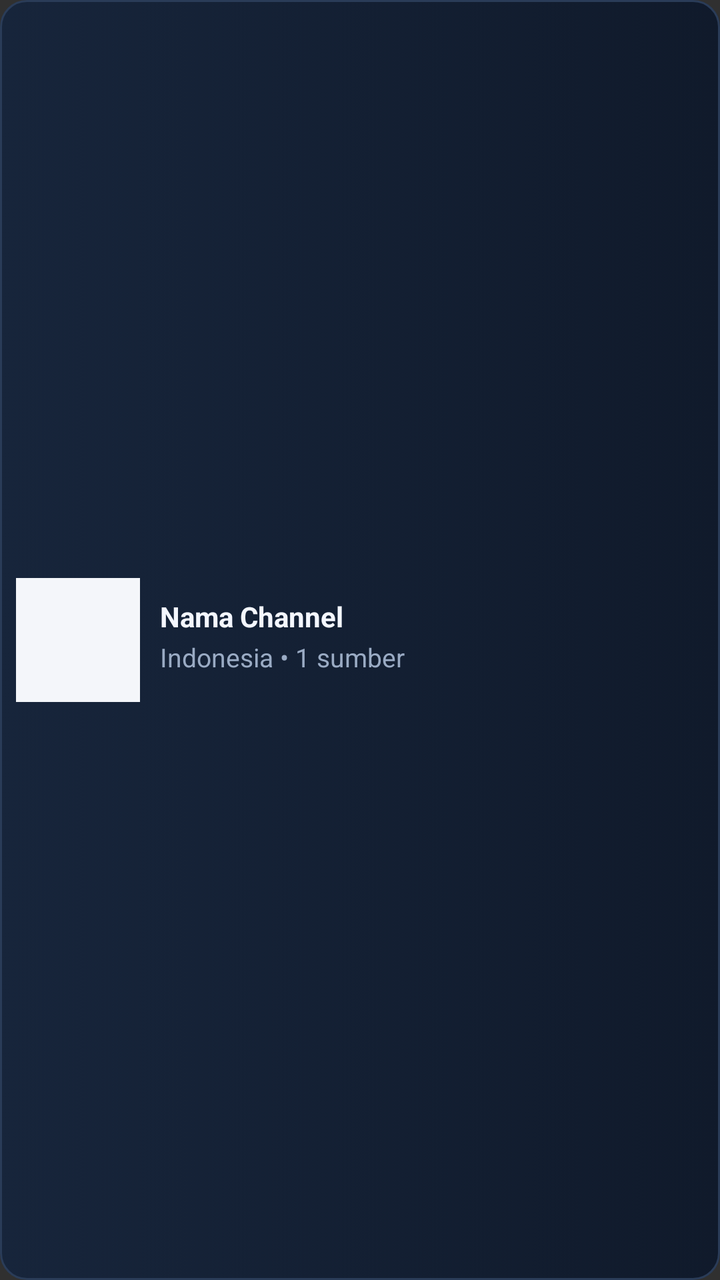
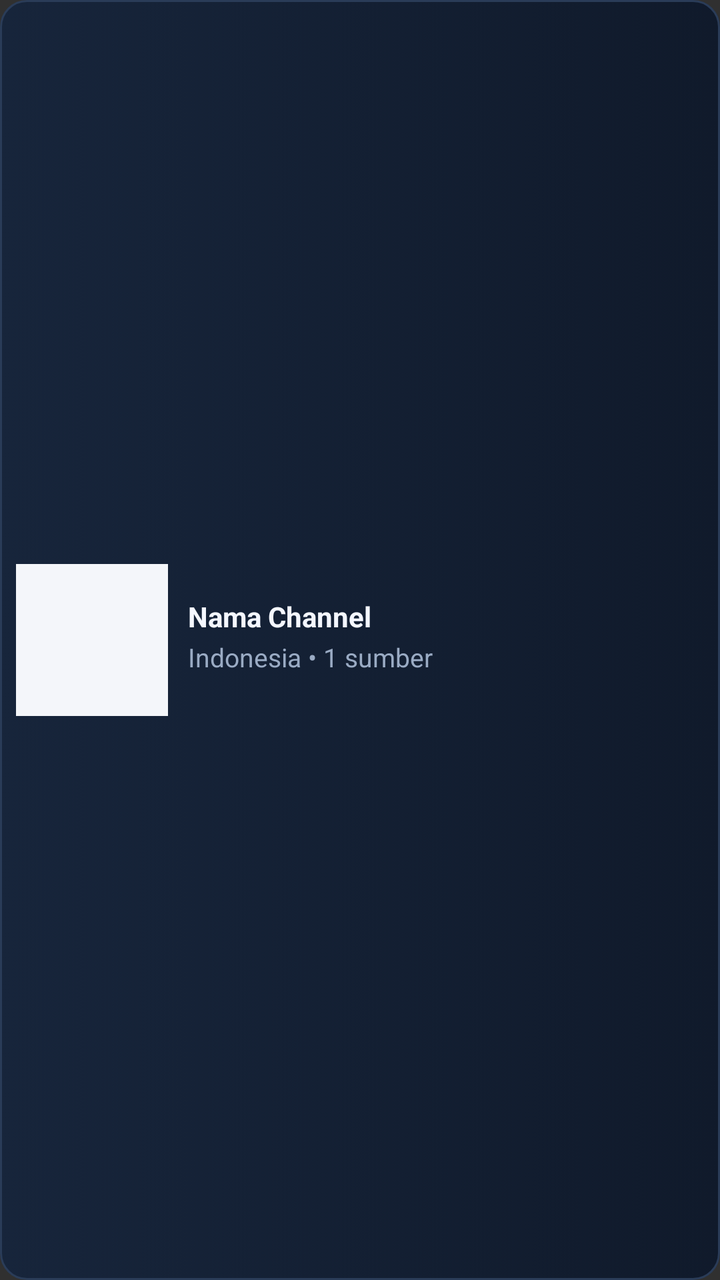

Screens rendered from an Android XML layout before and after an edit, with the pre-edit source and the edit as a unified diff.
<!-- AndroidManifest.xml: application theme Theme.AppCompat.NoActionBar -->
<!-- res/layout/item_channel.xml -->
<?xml version="1.0" encoding="utf-8"?>
<LinearLayout xmlns:android="http://schemas.android.com/apk/res/android"
    android:layout_width="match_parent"
    android:layout_height="112dp"
    android:layout_margin="5dp"
    android:background="@drawable/bg_tile_selector"
    android:descendantFocusability="blocksDescendants"
    android:focusable="true"
    android:focusableInTouchMode="true"
    android:gravity="center_vertical"
    android:orientation="horizontal"
    android:padding="8dp">

    <FrameLayout
        android:layout_width="62dp"
        android:layout_height="62dp"
        android:background="#F4F6FA"
        android:padding="4dp">

        <ImageView
            android:id="@+id/ivLogo"
            android:layout_width="match_parent"
            android:layout_height="match_parent"
            android:contentDescription="Logo Channel"
            android:scaleType="fitCenter" />

        <TextView
            android:id="@+id/tvLogoFallback"
            android:layout_width="match_parent"
            android:layout_height="match_parent"
            android:gravity="center"
            android:text="TV"
            android:textColor="#142238"
            android:textSize="17sp"
            android:textStyle="bold"
            android:visibility="gone" />
    </FrameLayout>

    <LinearLayout
        android:layout_width="0dp"
        android:layout_height="wrap_content"
        android:layout_marginStart="10dp"
        android:layout_weight="1"
        android:orientation="vertical">

        <TextView
            android:id="@+id/tvChannelName"
            android:layout_width="match_parent"
            android:layout_height="wrap_content"
            android:ellipsize="end"
            android:maxLines="1"
            android:text="Nama Channel"
            android:textColor="@color/txt_white"
            android:textSize="14sp"
            android:textStyle="bold" />

        <TextView
            android:id="@+id/tvChannelMeta"
            android:layout_width="match_parent"
            android:layout_height="wrap_content"
            android:layout_marginTop="2dp"
            android:ellipsize="end"
            android:maxLines="1"
            android:text="Indonesia • 1 sumber"
            android:textColor="@color/muted"
            android:textSize="13sp" />

        <LinearLayout
            android:layout_width="wrap_content"
            android:layout_height="wrap_content"
            android:layout_marginTop="4dp"
            android:orientation="horizontal">

            <TextView
                android:id="@+id/badgeMulti"
                android:layout_width="wrap_content"
                android:layout_height="wrap_content"
                android:layout_marginEnd="4dp"
                android:background="@color/multi_badge"
                android:paddingHorizontal="6dp"
                android:paddingVertical="1dp"
                android:text="MULTI LINK"
                android:textColor="@color/multi_text"
                android:textSize="9sp"
                android:textStyle="bold"
                android:visibility="gone" />

            <TextView
                android:id="@+id/badgeNative"
                android:layout_width="wrap_content"
                android:layout_height="wrap_content"
                android:background="@color/gold_badge"
                android:paddingHorizontal="6dp"
                android:paddingVertical="1dp"
                android:text="NATIVE HEADER"
                android:textColor="@color/gold_text"
                android:textSize="9sp"
                android:textStyle="bold"
                android:visibility="gone" />
        </LinearLayout>
    </LinearLayout>
</LinearLayout>
<!-- resources referenced by this layout -->
<resources>
  <color name="gold_badge">#62471B</color>
  <color name="gold_text">#FFE0A0</color>
  <color name="multi_badge">#174D53</color>
  <color name="multi_text">#A7F2EC</color>
  <color name="muted">#9AABC4</color>
  <color name="txt_white">#F4F7FF</color>
  <!-- drawable bg_tile_selector (drawable) -->
  <?xml version="1.0" encoding="utf-8"?>
  <selector xmlns:android="http://schemas.android.com/apk/res/android">
      <item android:state_focused="true">
          <shape android:shape="rectangle">
              <solid android:color="#1B3450" />
              <stroke android:width="3dp" android:color="#4DD8D0" />
              <corners android:radius="13dp" />
          </shape>
      </item>
      <item android:state_selected="true">
          <shape android:shape="rectangle">
              <solid android:color="#1B3450" />
              <stroke android:width="2dp" android:color="#168BD0" />
              <corners android:radius="13dp" />
          </shape>
      </item>
      <item>
          <shape android:shape="rectangle">
              <gradient
                  android:angle="0"
                  android:endColor="#101A2B"
                  android:startColor="#17253B" />
              <stroke android:width="1dp" android:color="#2A3C58" />
              <corners android:radius="13dp" />
          </shape>
      </item>
  </selector>
</resources>

<!-- the commit's change to res/layout/item_channel.xml (unified diff, before → after) -->
@@ -1,7 +1,7 @@
 <?xml version="1.0" encoding="utf-8"?>
 <LinearLayout xmlns:android="http://schemas.android.com/apk/res/android"
     android:layout_width="match_parent"
-    android:layout_height="112dp"
+    android:layout_height="104dp"
     android:layout_margin="5dp"
     android:background="@drawable/bg_tile_selector"
     android:descendantFocusability="blocksDescendants"
@@ -12,8 +12,8 @@
     android:padding="8dp">
 
     <FrameLayout
-        android:layout_width="62dp"
-        android:layout_height="62dp"
+        android:layout_width="76dp"
+        android:layout_height="76dp"
         android:background="#F4F6FA"
         android:padding="4dp">
 
